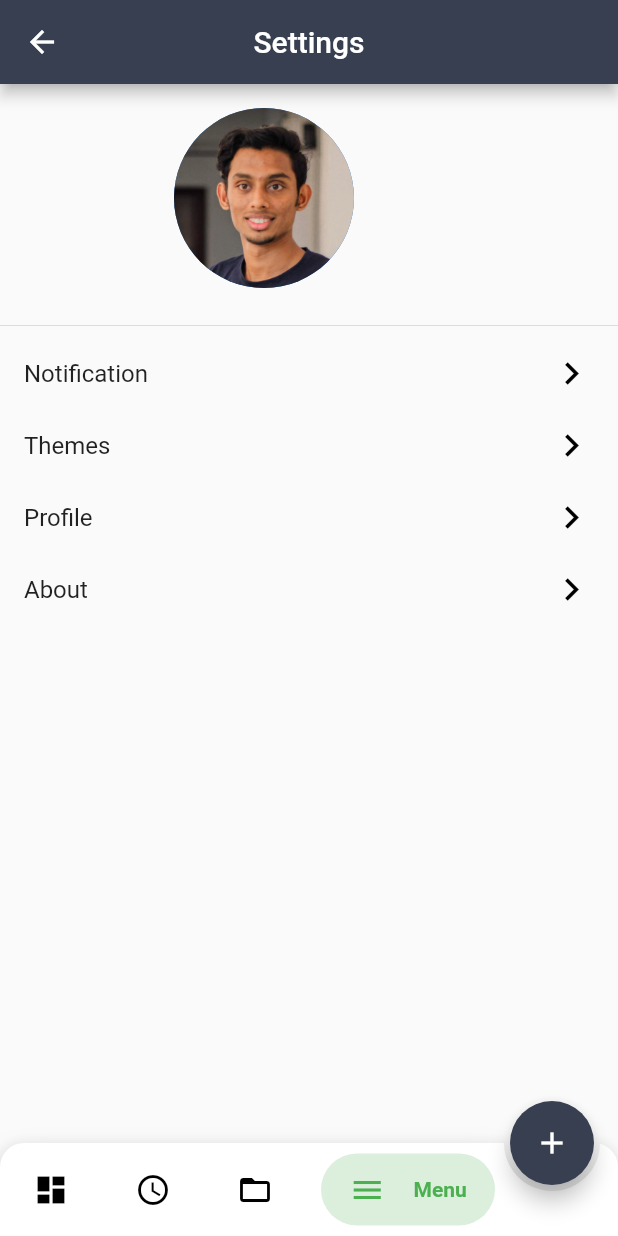
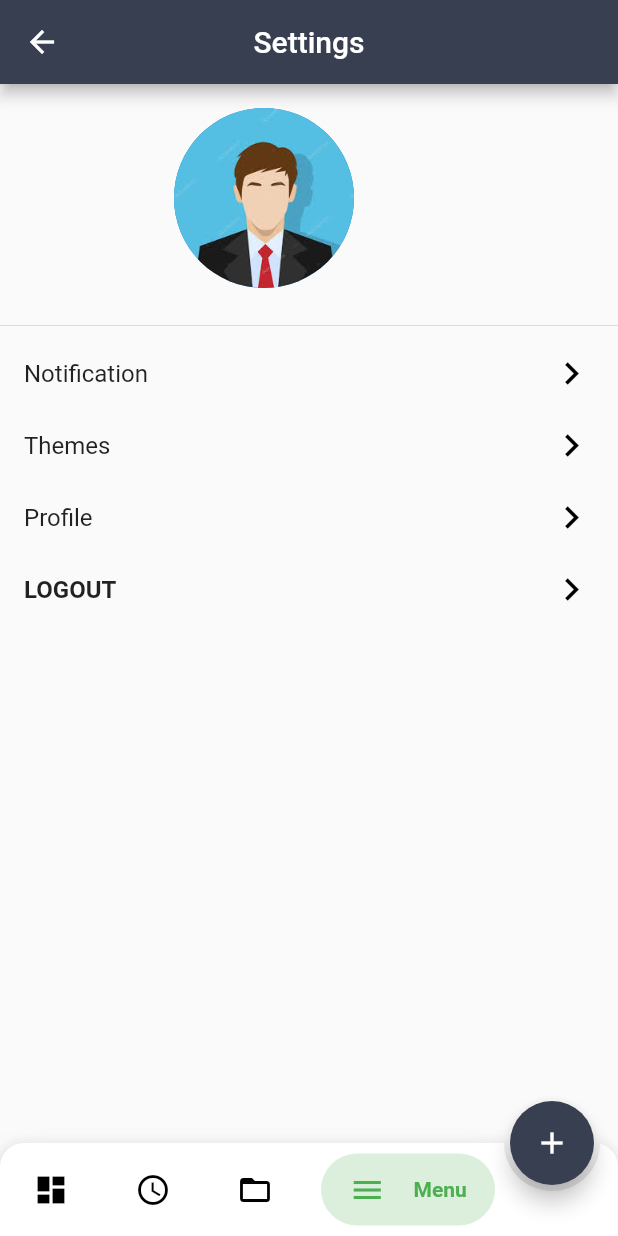
Before and after one commit to edwinsjohn/Virtual_notebook_app, a Flutter app: the Files screen opened directly, item 4 of the bottom bar chosen, on a phone screen of 412 x 824 dp. Run offline on Flutter 3.47's test engine with Material 2 defaults, Android fonts, the phone set to English and light mode, and no system bars; drawn by our look-alikes of bubble_bottom_bar; our stand-ins replace cloud_firestore, community_material_icon, file_picker, firebase_auth, firebase_core, firebase_database and 4 more; missing offline and left inert: flutter_plugin_pdf_viewer, keyboard_visibility; accounts and stored records are empty.

Commit message:
First commit

```diff
--- /dev/null
+++ b/lib/auth/nep.dart
@@ -0,0 +1,6 @@
+class Nep {
+  final String name;
+  final String semester;
+
+  Nep({this.name, this.semester});
+}
--- a/lib/auth/start.dart
+++ b/lib/auth/start.dart
@@ -1,10 +1,9 @@
 import 'package:flutter/material.dart';
 import 'package:flutter_signin_button/flutter_signin_button.dart';
 import 'package:notebook/auth/login.dart';
-import 'package:notebook/page0.dart';
 import 'SignUp.dart';
-// import 'SignUp.dart';
 
+// import 'package:notebook/page0.dart';
 Color mycolor = Color(0xfff373F51);
 
 class Start extends StatefulWidget {
--- a/lib/page1.dart
+++ b/lib/page1.dart
@@ -39,7 +39,7 @@ class _RecentState extends State<Recent> {
             context, MaterialPageRoute(builder: (context) => Files()));
       } else if (index == 3) {
         Navigator.push(
-            context, MaterialPageRoute(builder: (context) => Settings()));
+            context, MaterialPageRoute(builder: (context) => Settings1()));
       }
     });
   }
--- a/lib/page2.dart
+++ b/lib/page2.dart
@@ -37,7 +37,7 @@ class _FilesState extends State<Files> {
             context, MaterialPageRoute(builder: (context) => Recent()));
       } else if (index == 3) {
         Navigator.push(
-            context, MaterialPageRoute(builder: (context) => Settings()));
+            context, MaterialPageRoute(builder: (context) => Settings1()));
       }
     });
   }
--- a/lib/page3.dart
+++ b/lib/page3.dart
@@ -1,18 +1,25 @@
+import 'package:firebase_core/firebase_core.dart';
 import 'package:flutter/material.dart';
 import 'package:bubble_bottom_bar/bubble_bottom_bar.dart';
+import 'package:notebook/auth/start.dart';
 import 'package:notebook/page1.dart';
 import 'package:notebook/page2.dart';
 import 'package:notebook/page0.dart';
 import 'package:notebook/canvas.dart';
+import 'package:firebase_auth/firebase_auth.dart';
+
+Future<void> _signOut() async {
+  await FirebaseAuth.instance.signOut();
+}
 
 Color mycolor = Color(0xfff373F51);
 
-class Settings extends StatefulWidget {
+class Settings1 extends StatefulWidget {
   @override
-  _SettingsState createState() => _SettingsState();
+  _Settings1State createState() => _Settings1State();
 }
 
-class _SettingsState extends State<Settings> {
+class _Settings1State extends State<Settings1> {
   var currentIndex;
 
   @override
@@ -55,7 +62,7 @@ class _SettingsState extends State<Settings> {
                 child: Stack(
                   children: [
                     CircleAvatar(
-                      backgroundImage: AssetImage("images/eldho.jpg"),
+                      backgroundImage: AssetImage("images/images.jpg"),
                       radius: 60,
                     )
                   ],
@@ -101,12 +108,15 @@ class _SettingsState extends State<Settings> {
             //tile3
             ListTile(
               title: Text(
-                "About",
-                style: TextStyle(fontSize: 16),
+                "LOGOUT",
+                style: TextStyle(fontSize: 16, fontWeight: FontWeight.bold),
               ),
               trailing: Icon(Icons.keyboard_arrow_right,
                   color: Colors.black, size: 30.0),
               dense: true,
+              onTap: () {
+                _signOut();
+              },
             ),
           ],
         ),
```
Also changed, not shown: lib/auth/SignUp.dart (+24 -13 lines), lib/auth/login.dart (+16 -9 lines), lib/auth/profiledatabase.dart (+24 -0 lines), lib/main.dart (+13 -12 lines), lib/page0.dart (+15 -8 lines), pubspec.yaml (+6 -5 lines), images/images.jpg (added), lib/images/images.jpg (added), pubspec.lock, 2 other files.
